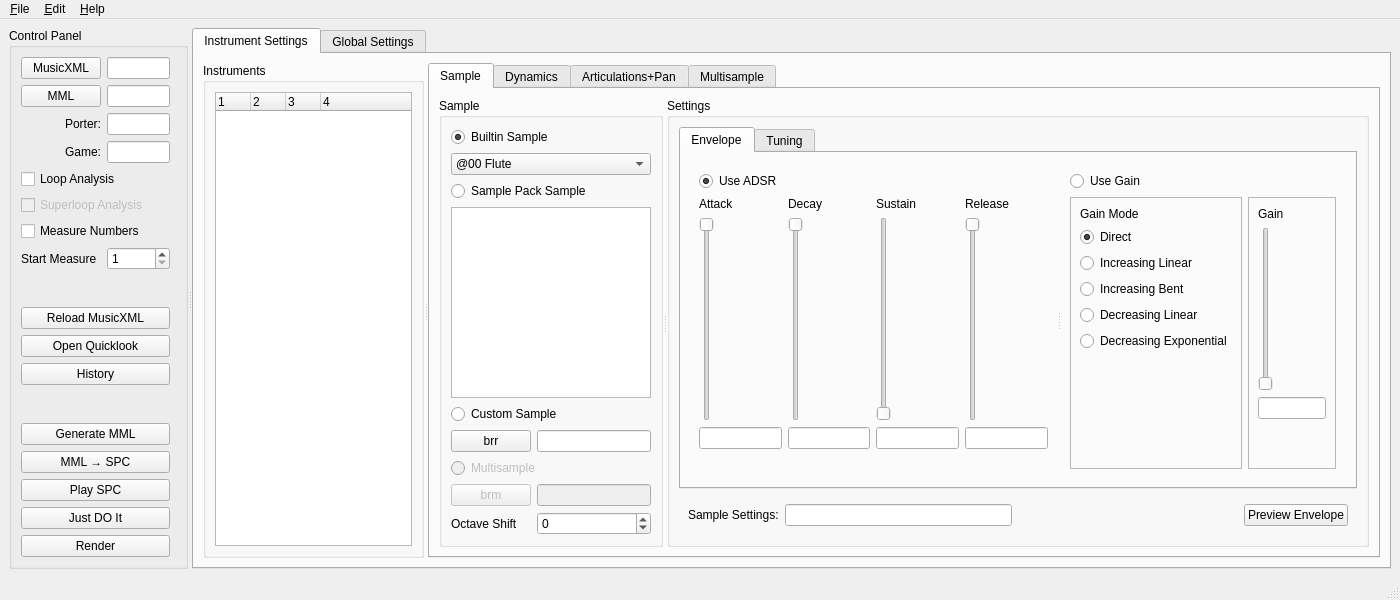
com-posers-pit/smw_music, file smw_music/data/dashboard.ui: the form before one commit.
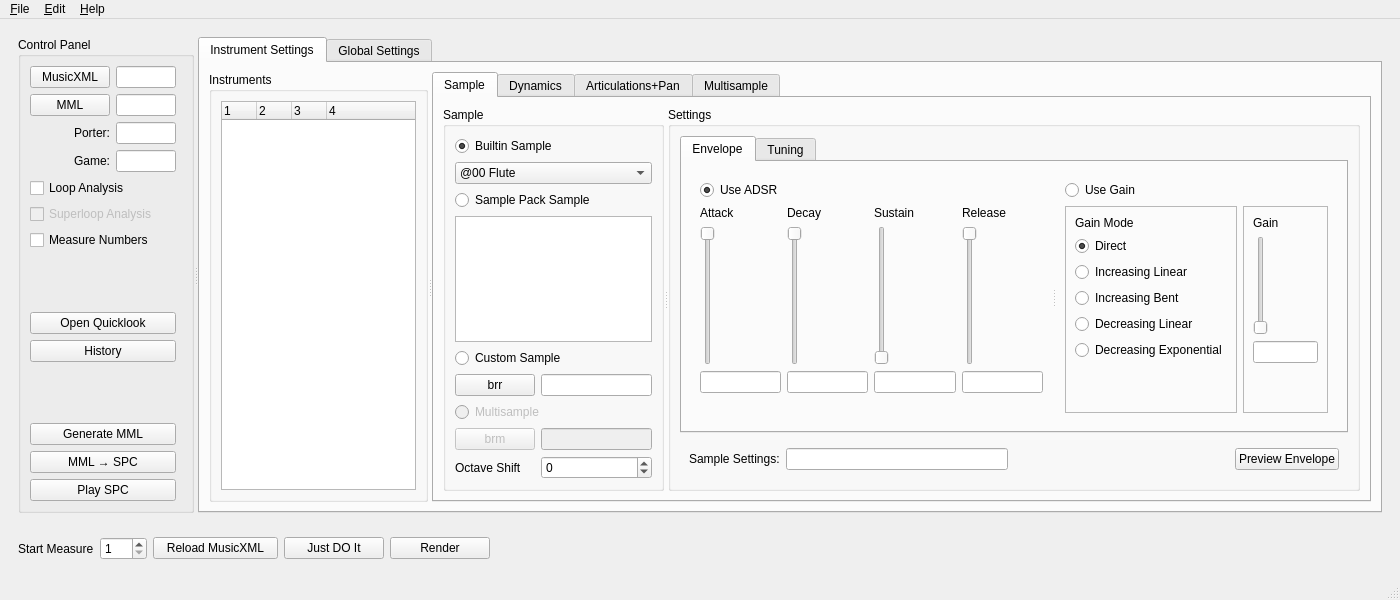
The form after the commit.

Commit message:
Move controls to bottom of UI
Re #188

Now playing:
Way of the Ronin by Jeremiah Kane, Alen Ljubic

Diff of the .ui file:
```diff
--- a/smw_music/data/dashboard.ui
+++ b/smw_music/data/dashboard.ui
@@ -20,7 +20,10 @@
    <string>MainWindow</string>
   </property>
   <widget class="QWidget" name="centralwidget">
-   <layout class="QHBoxLayout" name="horizontalLayout">
+   <layout class="QVBoxLayout" name="verticalLayout">
+    <item>
+     <widget class="QWidget" name="main_ui_widget" native="true">
+      <layout class="QHBoxLayout" name="horizontalLayout_9">
     <item>
      <widget class="QSplitter" name="splitter_2">
       <property name="orientation">
@@ -31,24 +34,73 @@
         <string>Control Panel</string>
        </property>
        <layout class="QGridLayout" name="gridLayout">
-        <item row="6" column="0" colspan="3">
-         <widget class="QCheckBox" name="measure_numbers">
+           <item row="0" column="0">
+            <widget class="QPushButton" name="select_musicxml_fname">
           <property name="text">
-           <string>Measure Numbers</string>
+              <string>MusicXML</string>
+             </property>
+            </widget>
+           </item>
+           <item row="10" column="0" colspan="2">
+            <widget class="QPushButton" name="open_history">
+             <property name="text">
+              <string>History</string>
+             </property>
+            </widget>
+           </item>
+           <item row="1" column="0">
+            <widget class="QPushButton" name="select_mml_fname">
+             <property name="text">
+              <string>MML</string>
           </property>
          </widget>
         </item>
         <item row="0" column="1">
          <widget class="QLineEdit" name="musicxml_fname"/>
         </item>
-        <item row="4" column="0" colspan="3">
-         <widget class="QCheckBox" name="loop_analysis">
+           <item row="11" column="0">
+            <spacer name="verticalSpacer_2">
+             <property name="orientation">
+              <enum>Qt::Vertical</enum>
+             </property>
+             <property name="sizeHint" stdset="0">
+              <size>
+               <width>20</width>
+               <height>40</height>
+              </size>
+             </property>
+            </spacer>
+           </item>
+           <item row="1" column="1">
+            <widget class="QLineEdit" name="mml_fname"/>
+           </item>
+           <item row="7" column="0">
+            <spacer name="control_frame_spacer">
+             <property name="orientation">
+              <enum>Qt::Vertical</enum>
+             </property>
+             <property name="sizeHint" stdset="0">
+              <size>
+               <width>20</width>
+               <height>40</height>
+              </size>
+             </property>
+            </spacer>
+           </item>
+           <item row="2" column="0">
+            <widget class="QLabel" name="porter_name_label">
           <property name="text">
-           <string>Loop Analysis</string>
+              <string>Porter:</string>
+             </property>
+             <property name="alignment">
+              <set>Qt::AlignRight|Qt::AlignTrailing|Qt::AlignVCenter</set>
           </property>
          </widget>
         </item>
-        <item row="13" column="0" colspan="2">
+           <item row="3" column="1">
+            <widget class="QLineEdit" name="game_name"/>
+           </item>
+           <item row="12" column="0" colspan="2">
          <widget class="QPushButton" name="generate_mml">
           <property name="text">
            <string>Generate MML</string>
@@ -58,86 +110,27 @@
         <item row="2" column="1">
          <widget class="QLineEdit" name="porter_name"/>
         </item>
-        <item row="9" column="0" colspan="2">
-         <widget class="QPushButton" name="reload_musicxml">
+           <item row="13" column="0" colspan="2">
+            <widget class="QPushButton" name="generate_spc">
           <property name="text">
-           <string>Reload MusicXML</string>
+              <string>MML → SPC</string>
           </property>
          </widget>
         </item>
-        <item row="15" column="0" colspan="2">
+           <item row="4" column="0" colspan="3">
+            <widget class="QCheckBox" name="loop_analysis">
+             <property name="text">
+              <string>Loop Analysis</string>
+             </property>
+            </widget>
+           </item>
+           <item row="14" column="0" colspan="2">
          <widget class="QPushButton" name="play_spc">
           <property name="text">
            <string>Play SPC</string>
           </property>
          </widget>
         </item>
-        <item row="11" column="0" colspan="2">
-         <widget class="QPushButton" name="open_history">
-          <property name="text">
-           <string>History</string>
-          </property>
-         </widget>
-        </item>
-        <item row="12" column="0">
-         <spacer name="verticalSpacer_2">
-          <property name="orientation">
-           <enum>Qt::Vertical</enum>
-          </property>
-          <property name="sizeHint" stdset="0">
-           <size>
-            <width>20</width>
-            <height>40</height>
-           </size>
-          </property>
-         </spacer>
-        </item>
-        <item row="8" column="0">
-         <spacer name="control_frame_spacer">
-          <property name="orientation">
-           <enum>Qt::Vertical</enum>
-          </property>
-          <property name="sizeHint" stdset="0">
-           <size>
-            <width>20</width>
-            <height>40</height>
-           </size>
-          </property>
-         </spacer>
-        </item>
-        <item row="7" column="1">
-         <widget class="QSpinBox" name="start_measure">
-          <property name="toolTip">
-           <string>Which measure of music you'd like to start with</string>
-          </property>
-          <property name="minimum">
-           <number>1</number>
-          </property>
-          <property name="maximum">
-           <number>999</number>
-          </property>
-         </widget>
-        </item>
-        <item row="1" column="1">
-         <widget class="QLineEdit" name="mml_fname"/>
-        </item>
-        <item row="0" column="0">
-         <widget class="QPushButton" name="select_musicxml_fname">
-          <property name="text">
-           <string>MusicXML</string>
-          </property>
-         </widget>
-        </item>
-        <item row="3" column="0">
-         <widget class="QLabel" name="game_name_label">
-          <property name="text">
-           <string>Game:</string>
-          </property>
-          <property name="alignment">
-           <set>Qt::AlignRight|Qt::AlignTrailing|Qt::AlignVCenter</set>
-          </property>
-         </widget>
-        </item>
         <item row="5" column="0" colspan="3">
          <widget class="QCheckBox" name="superloop_analysis">
           <property name="enabled">
@@ -148,61 +141,27 @@
           </property>
          </widget>
         </item>
-        <item row="7" column="0">
-         <widget class="QLabel" name="start_measure_label">
-          <property name="text">
-           <string>Start Measure</string>
-          </property>
-         </widget>
-        </item>
-        <item row="10" column="0" colspan="2">
+           <item row="9" column="0" colspan="2">
          <widget class="QPushButton" name="open_quicklook">
           <property name="text">
            <string>Open Quicklook</string>
           </property>
          </widget>
         </item>
-        <item row="16" column="0" colspan="2">
-         <widget class="QPushButton" name="generate_and_play">
+           <item row="3" column="0">
+            <widget class="QLabel" name="game_name_label">
           <property name="text">
-           <string>Just DO It</string>
-          </property>
-          <property name="shortcut">
-           <string>Ctrl+Space</string>
-          </property>
-         </widget>
-        </item>
-        <item row="1" column="0">
-         <widget class="QPushButton" name="select_mml_fname">
-          <property name="text">
-           <string>MML</string>
-          </property>
-         </widget>
-        </item>
-        <item row="2" column="0">
-         <widget class="QLabel" name="porter_name_label">
-          <property name="text">
-           <string>Porter:</string>
+              <string>Game:</string>
           </property>
           <property name="alignment">
            <set>Qt::AlignRight|Qt::AlignTrailing|Qt::AlignVCenter</set>
           </property>
          </widget>
         </item>
-        <item row="3" column="1">
-         <widget class="QLineEdit" name="game_name"/>
-        </item>
-        <item row="14" column="0" colspan="2">
-         <widget class="QPushButton" name="generate_spc">
+           <item row="6" column="0" colspan="3">
+            <widget class="QCheckBox" name="measure_numbers">
           <property name="text">
-           <string>MML → SPC</string>
-          </property>
-         </widget>
-        </item>
-        <item row="17" column="0" colspan="2">
-         <widget class="QPushButton" name="render_zip">
-          <property name="text">
-           <string>Render</string>
+              <string>Measure Numbers</string>
           </property>
          </widget>
         </item>
@@ -2174,6 +2133,77 @@
       </widget>
      </widget>
     </item>
+      </layout>
+     </widget>
+    </item>
+    <item>
+     <widget class="QWidget" name="main_controls_widget" native="true">
+      <layout class="QHBoxLayout" name="horizontalLayout">
+       <item>
+        <widget class="QLabel" name="start_measure_label">
+         <property name="text">
+          <string>Start Measure</string>
+         </property>
+        </widget>
+       </item>
+       <item>
+        <widget class="QSpinBox" name="start_measure">
+         <property name="toolTip">
+          <string>Which measure of music you'd like to start with</string>
+         </property>
+         <property name="minimum">
+          <number>1</number>
+         </property>
+         <property name="maximum">
+          <number>999</number>
+         </property>
+        </widget>
+       </item>
+       <item>
+        <widget class="QPushButton" name="reload_musicxml">
+         <property name="minimumSize">
+          <size>
+           <width>125</width>
+           <height>0</height>
+          </size>
+         </property>
+         <property name="text">
+          <string>Reload MusicXML</string>
+         </property>
+         <property name="shortcut">
+          <string>Ctrl+R</string>
+         </property>
+        </widget>
+       </item>
+       <item>
+        <widget class="QPushButton" name="generate_and_play">
+         <property name="minimumSize">
+          <size>
+           <width>100</width>
+           <height>0</height>
+          </size>
+         </property>
+         <property name="text">
+          <string>Just DO It</string>
+         </property>
+         <property name="shortcut">
+          <string>Ctrl+Space</string>
+         </property>
+        </widget>
+       </item>
+       <item>
+        <widget class="QPushButton" name="render_zip">
+         <property name="minimumSize">
+          <size>
+           <width>100</width>
+           <height>0</height>
+          </size>
+         </property>
+         <property name="text">
+          <string>Render</string>
+         </property>
+        </widget>
+       </item>
     <item>
      <spacer name="horizontalSpacer_3">
       <property name="orientation">
@@ -2189,6 +2219,22 @@
     </item>
    </layout>
   </widget>
+    </item>
+    <item>
+     <spacer name="verticalSpacer_6">
+      <property name="orientation">
+       <enum>Qt::Vertical</enum>
+      </property>
+      <property name="sizeHint" stdset="0">
+       <size>
+        <width>20</width>
+        <height>40</height>
+       </size>
+      </property>
+     </spacer>
+    </item>
+   </layout>
+  </widget>
   <widget class="QMenuBar" name="menubar">
    <property name="geometry">
     <rect>
```
Left out of the diff: 8 changed lines with no effect on the pictures. Lines whose indentation alone changed are shown as unchanged. The commit also changes 1 other file.
